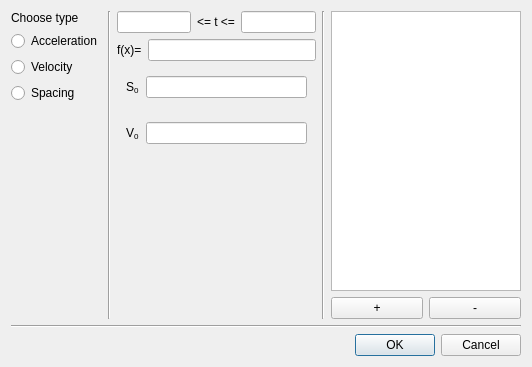
Old version of the form src/input_plot.ui in the repository arrgn/PhysCalc.
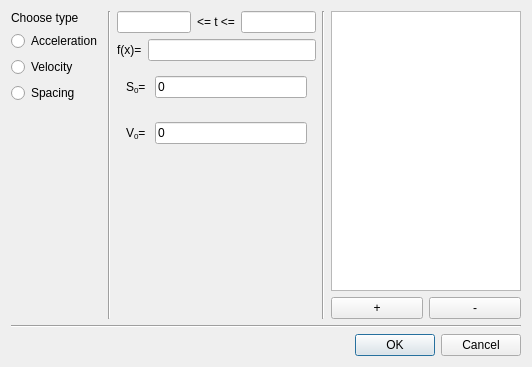
New version of the form.

Commit message: completed second window (at least I think so...)

```diff
--- a/src/input_plot.ui
+++ b/src/input_plot.ui
@@ -117,12 +117,16 @@
               <item>
                <widget class="QLabel" name="s0_lab">
                 <property name="text">
-                 <string>S&lt;sub&gt;0&lt;/sub&gt;</string>
+                 <string>&lt;html&gt;&lt;head/&gt;&lt;body&gt;&lt;p&gt;S&lt;span style=&quot; vertical-align:sub;&quot;&gt;0&lt;/span&gt;= &lt;/p&gt;&lt;/body&gt;&lt;/html&gt;</string>
                 </property>
                </widget>
               </item>
               <item>
-               <widget class="QLineEdit" name="lineEdit_3"/>
+               <widget class="QLineEdit" name="S_o">
+                <property name="text">
+                 <string>0</string>
+                </property>
+               </widget>
               </item>
              </layout>
             </widget>
@@ -133,12 +137,16 @@
               <item>
                <widget class="QLabel" name="v0_lab">
                 <property name="text">
-                 <string>V&lt;sub&gt;0&lt;/sub&gt;</string>
+                 <string>&lt;html&gt;&lt;head/&gt;&lt;body&gt;&lt;p&gt;V&lt;span style=&quot; vertical-align:sub;&quot;&gt;0&lt;/span&gt;= &lt;/p&gt;&lt;/body&gt;&lt;/html&gt;</string>
                 </property>
                </widget>
               </item>
               <item>
-               <widget class="QLineEdit" name="lineEdit_2"/>
+               <widget class="QLineEdit" name="V_o">
+                <property name="text">
+                 <string>0</string>
+                </property>
+               </widget>
               </item>
              </layout>
             </widget>
```
The commit also changes 2 other files.
